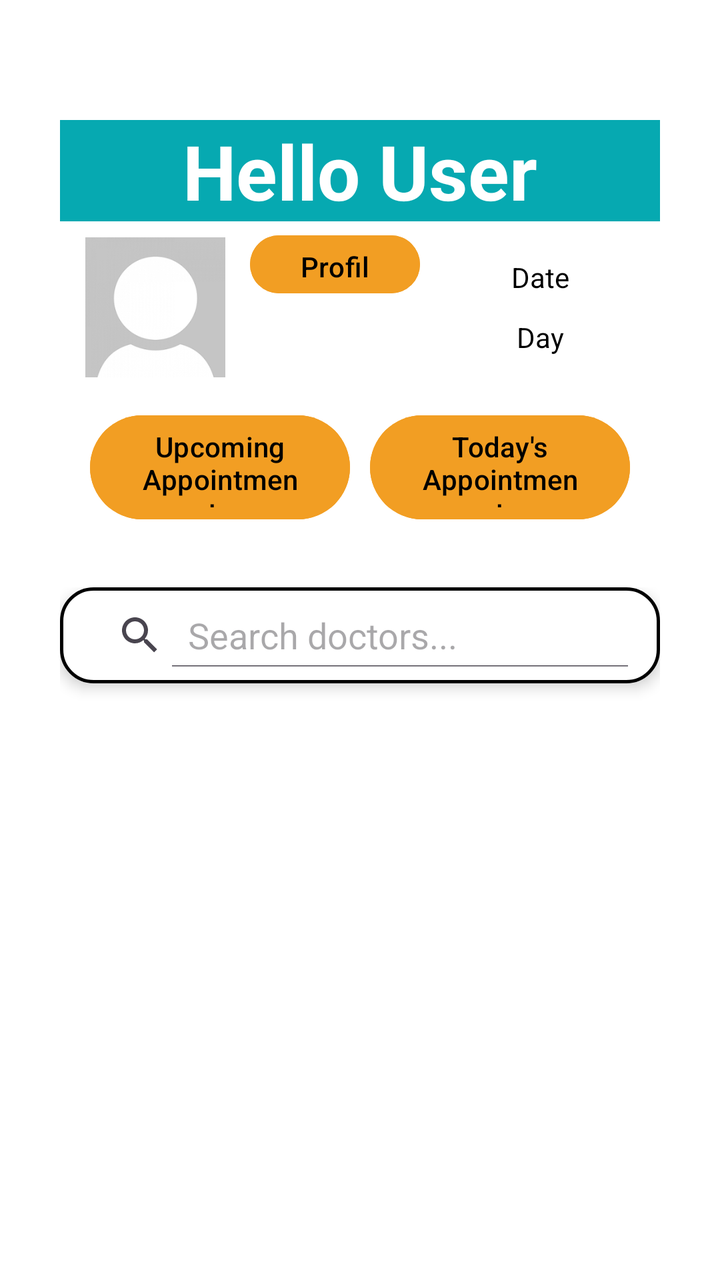
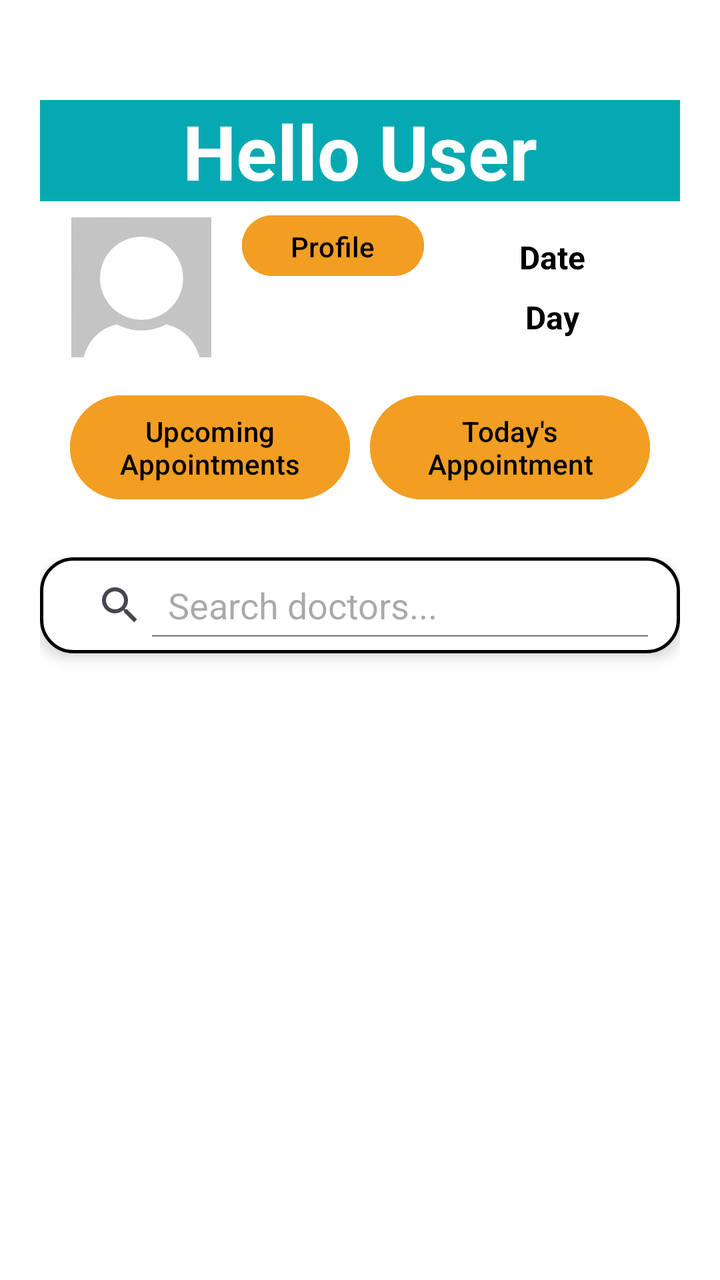

The first picture is an Android layout as it rendered before a commit; the second is the same layout after the commit. The layout source and the unified diff follow.
<!-- AndroidManifest.xml: application theme Theme.DoctorRank223410 -->
<!-- res/layout/activity_main.xml -->
<?xml version="1.0" encoding="utf-8"?>
<LinearLayout

xmlns:android="http://schemas.android.com/apk/res/android"
xmlns:app="http://schemas.android.com/apk/res-auto"
xmlns:tools="http://schemas.android.com/tools"
android:id="@+id/main"
android:layout_width="match_parent"
android:layout_height="match_parent"
android:orientation="vertical"
android:background="#FFFFFF"
android:padding="30dp"
tools:context=".MainActivity">

<TextView
    android:id="@+id/tvWelcome"
    android:layout_width="match_parent"
    android:layout_height="wrap_content"
    android:gravity="center"
    android:text="Hello User"
    android:textSize="38dp"
    android:textColor="#FFFFFF"
    android:textStyle="bold"

    android:background="#06a9b1"
    android:layout_marginBottom="3dp"
    android:layout_marginTop="30dp"/>

<LinearLayout
    android:layout_width="match_parent"
    android:layout_height="80dp"
    android:orientation="horizontal">

    <LinearLayout
        android:layout_width="0dp"
        android:layout_height="match_parent"
        android:layout_weight="1.5"
        android:gravity="center"
        android:orientation="horizontal">

        <ImageView
            android:id="@+id/ivProfilePicture"
            android:layout_width="0dp"
            android:layout_weight="1"
            android:layout_height="match_parent"
            android:contentDescription="Profile Picture"
            android:layout_marginBottom="5dp"
            android:layout_marginTop="5dp"
            android:layout_marginRight="5dp"
            android:layout_marginLeft="5dp"
            android:src="@drawable/dummy"/>
        <LinearLayout
            android:layout_width="0dp"
            android:layout_weight="1"
            android:layout_height="match_parent"
            android:orientation="vertical">
            <Button
                android:id="@+id/btProfile"
                android:layout_width="match_parent"
                android:layout_height="0dp"
                android:layout_marginBottom="3dp"
                android:layout_weight="1"
                android:backgroundTint="#f29e23"
                android:text="Profile"
                android:textColor="#000000" />
            <Button
                android:id="@+id/btLogout"
                android:layout_width="match_parent"
                android:layout_height="0dp"
                android:layout_marginBottom="3dp"
                android:layout_weight="1"
                android:backgroundTint="#f29e23"
                android:text="Logout"
                android:visibility="invisible"
                android:textColor="#000000" />

        </LinearLayout>



    </LinearLayout>

    <LinearLayout
        android:layout_width="0dp"
        android:layout_height="match_parent"
        android:layout_weight="1"
        android:orientation="vertical"
        android:padding="10dp">

        <TextView
            android:id="@+id/tvDate"
            android:layout_width="match_parent"
            android:layout_height="0dp"
            android:gravity="center"
            android:textColor="#000000"
            android:text="Date"
            android:layout_weight="1"/>

        <TextView
            android:id="@+id/tvDay"
            android:layout_width="match_parent"
            android:layout_height="0dp"
            android:gravity="center"
            android:textColor="#000000"
            android:text="Day"
            android:layout_weight="1"/>

    </LinearLayout>


</LinearLayout>

<LinearLayout
    android:layout_width="match_parent"
    android:layout_height="80dp"
    android:orientation="horizontal"
    android:gravity="center"
    android:padding="10dp">

    <Button
        android:id="@+id/btUpcomingAppointments"
        android:layout_width="0dp"
        android:layout_weight="1"
        android:layout_height="match_parent"
        android:text="Upcoming Appointments"
        android:textColor="#000000"
        android:backgroundTint="#f29e23"
        android:layout_marginLeft="5dp"
        android:layout_marginRight="5dp"/>

    <Button
        android:id="@+id/btTodayAppointment"
        android:layout_width="0dp"
        android:layout_weight="1"
        android:layout_height="match_parent"
        android:text="Today's Appointment"
        android:textColor="#000000"
        android:backgroundTint="#f29e23"
        android:layout_marginLeft="5dp"
        android:layout_marginRight="5dp"/>

</LinearLayout>
<LinearLayout
    android:layout_width="match_parent"
    android:layout_height="0dp"
    android:layout_weight="1"
    android:orientation="vertical"
    android:paddingTop="20dp">
    <SearchView
        android:id="@+id/doctorSearchView"
        android:layout_width="match_parent"
        android:layout_height="wrap_content"
        android:queryHint="Search doctors..."
        android:iconifiedByDefault="false"
        android:background="@drawable/searchview_bg"
        android:textColor="@color/black"
        android:textColorHint="@color/dark_gray"
        android:padding="8dp"
        android:elevation="4dp"/>

    <ListView
        android:id="@+id/lvDoctorList"
        android:layout_width="match_parent"
        android:layout_height="0dp"
        android:layout_weight="1"
        android:layout_marginBottom="15dp"/>

</LinearLayout>


</LinearLayout>
<!-- resources referenced by this layout -->
<resources>
  <color name="black">#000000</color>
  <color name="dark_gray">#555555</color>
  <!-- drawable dummy: png bitmap (drawable, 15107 bytes) -->
  <!-- drawable searchview_bg (drawable) -->
  <shape xmlns:android="http://schemas.android.com/apk/res/android">
      <solid android:color="#FFFFFF"/>
      <corners android:radius="16dp"/>
      <stroke android:width="1.5dp" android:color="#000000"/>
      <padding android:left="8dp" android:top="8dp" android:right="8dp" android:bottom="8dp"/>
  </shape>
  <style name="Theme.DoctorRank223410" parent="Base.Theme.DoctorRank223410" />
  <style name="Base.Theme.DoctorRank223410" parent="Theme.Material3.DayNight.NoActionBar">
          
          
      </style>
</resources>

<!-- the commit's change to res/layout/activity_main.xml (unified diff, before → after) -->
@@ -9,7 +9,7 @@ android:layout_width="match_parent"
 android:layout_height="match_parent"
 android:orientation="vertical"
 android:background="#FFFFFF"
-android:padding="30dp"
+android:padding="20dp"
 tools:context=".MainActivity">
 
 <TextView
@@ -67,7 +67,7 @@ tools:context=".MainActivity">
                 android:id="@+id/btLogout"
                 android:layout_width="match_parent"
                 android:layout_height="0dp"
-                android:layout_marginBottom="3dp"
+                android:layout_marginBottom="0dp"
                 android:layout_weight="1"
                 android:backgroundTint="#f29e23"
                 android:text="Logout"
@@ -94,7 +94,9 @@ tools:context=".MainActivity">
             android:gravity="center"
             android:textColor="#000000"
             android:text="Date"
-            android:layout_weight="1"/>
+            android:layout_weight="1"
+            android:textStyle="bold"
+            android:textSize="16sp"/>
 
         <TextView
             android:id="@+id/tvDay"
@@ -103,7 +105,9 @@ tools:context=".MainActivity">
             android:gravity="center"
             android:textColor="#000000"
             android:text="Day"
-            android:layout_weight="1"/>
+            android:layout_weight="1"
+            android:textStyle="bold"
+            android:textSize="16sp"/>
 
     </LinearLayout>
 
@@ -145,7 +149,7 @@ tools:context=".MainActivity">
     android:layout_height="0dp"
     android:layout_weight="1"
     android:orientation="vertical"
-    android:paddingTop="20dp">
+    android:paddingTop="15dp">
     <SearchView
         android:id="@+id/doctorSearchView"
         android:layout_width="match_parent"
@@ -156,7 +160,8 @@ tools:context=".MainActivity">
         android:textColor="@color/black"
         android:textColorHint="@color/dark_gray"
         android:padding="8dp"
-        android:elevation="4dp"/>
+        android:elevation="4dp"
+        android:layout_marginBottom="15dp"/>
 
     <ListView
         android:id="@+id/lvDoctorList"
